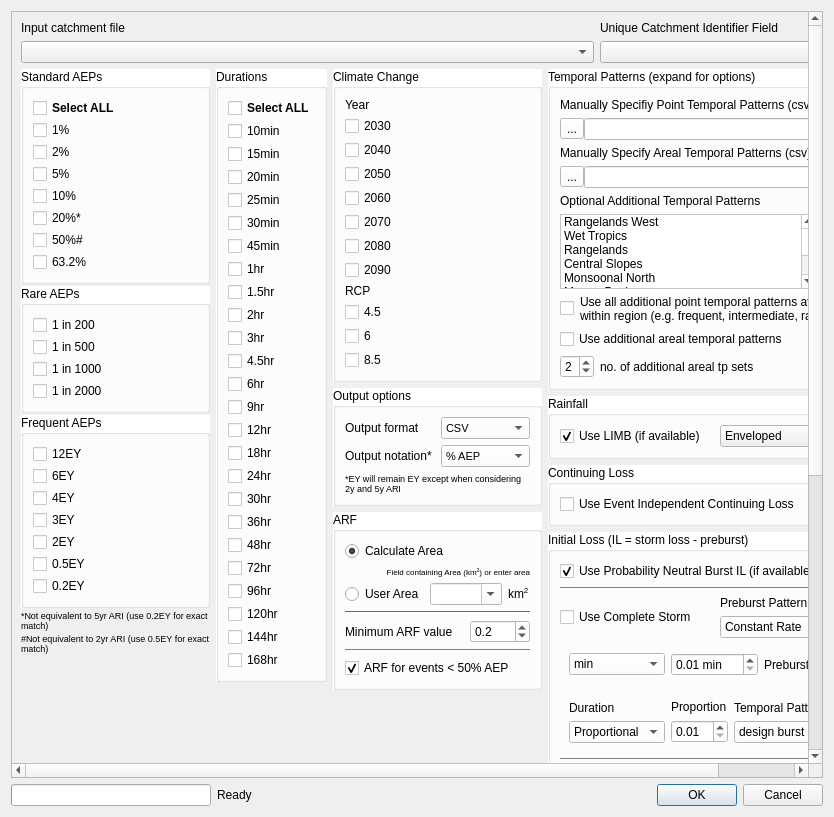
Before: the Qt Designer form tuflow/forms/ui_tuflowqgis_arr2016.ui in TUFLOW-Support/QGIS-TUFLOW-Plugin, drawn with Qt 5.
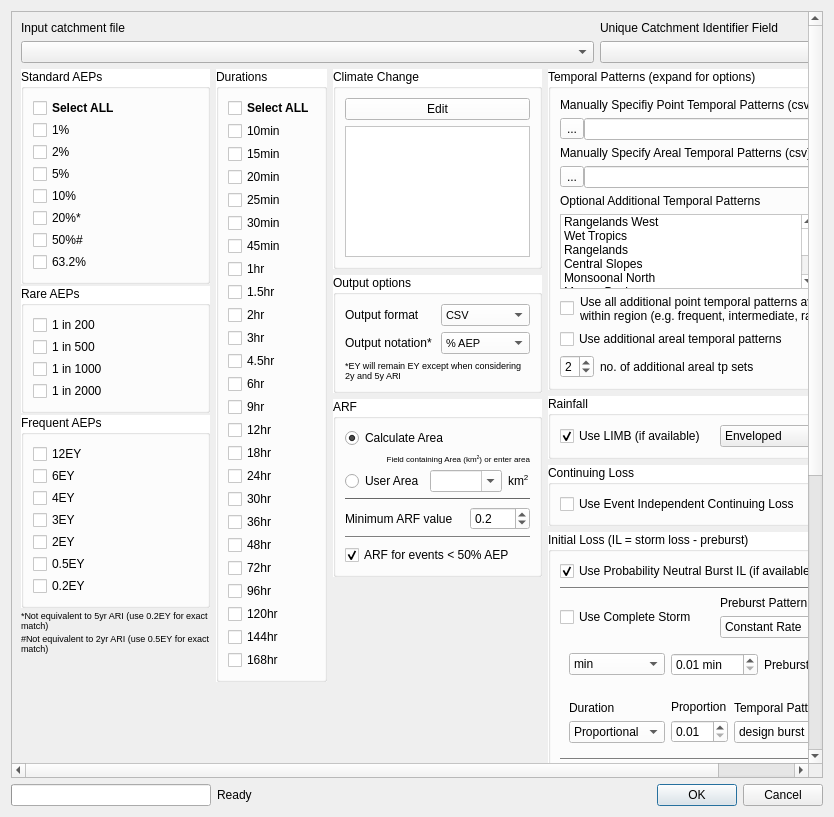
After: the same form once the commit is applied. Custom widgets are drawn as their Qt base class.

What changed in the file:
```diff
--- a/tuflow/forms/ui_tuflowqgis_arr2016.ui
+++ b/tuflow/forms/ui_tuflowqgis_arr2016.ui
@@ -74,9 +74,9 @@
       <property name="geometry">
        <rect>
         <x>0</x>
-        <y>-213</y>
-        <width>795</width>
-        <height>1136</height>
+        <y>0</y>
+        <width>797</width>
+        <height>1123</height>
        </rect>
       </property>
       <layout class="QGridLayout" name="gridLayout_7">
@@ -2434,6 +2434,12 @@
           <layout class="QVBoxLayout" name="verticalLayout_7">
            <item>
             <widget class="QGroupBox" name="groupBox_CC">
+             <property name="maximumSize">
+              <size>
+               <width>16777215</width>
+               <height>200</height>
+              </size>
+             </property>
              <property name="palette">
               <palette>
                <active>
@@ -2883,105 +2889,20 @@
               <string>Climate Change</string>
              </property>
              <layout class="QVBoxLayout" name="verticalLayout_8">
-              <property name="spacing">
-               <number>4</number>
-              </property>
               <item>
-               <widget class="QLabel" name="label_6">
-                <property name="frameShape">
-                 <enum>QFrame::NoFrame</enum>
-                </property>
+               <widget class="QPushButton" name="pbCCEdit">
                 <property name="text">
-                 <string>Year</string>
+                 <string>Edit</string>
                 </property>
                </widget>
               </item>
               <item>
-               <widget class="QCheckBox" name="checkBox_2030">
-                <property name="text">
-                 <string>2030</string>
-                </property>
-               </widget>
-              </item>
-              <item>
-               <widget class="QCheckBox" name="checkBox_2040">
-                <property name="text">
-                 <string>2040</string>
-                </property>
-               </widget>
-              </item>
-              <item>
-               <widget class="QCheckBox" name="checkBox_2050">
-                <property name="text">
-                 <string>2050</string>
-                </property>
-               </widget>
-              </item>
-              <item>
-               <widget class="QCheckBox" name="checkBox_2060">
-                <property name="text">
-                 <string>2060</string>
-                </property>
-               </widget>
-              </item>
-              <item>
-               <widget class="QCheckBox" name="checkBox_2070">
-                <property name="text">
-                 <string>2070</string>
-                </property>
-               </widget>
-              </item>
-              <item>
-               <widget class="QCheckBox" name="checkBox_2080">
-                <property name="text">
-                 <string>2080</string>
-                </property>
-               </widget>
-              </item>
-              <item>
-               <widget class="QCheckBox" name="checkBox_2090">
-                <property name="text">
-                 <string>2090</string>
-                </property>
-               </widget>
-              </item>
-              <item>
-               <widget class="QLabel" name="label_7">
-                <property name="minimumSize">
+               <widget class="QListWidget" name="lwCCScen">
+                <property name="maximumSize">
                  <size>
-                  <width>0</width>
-                  <height>0</height>
+                  <width>16777215</width>
+                  <height>16777215</height>
                  </size>
-                </property>
-                <property name="frameShape">
-                 <enum>QFrame::NoFrame</enum>
-                </property>
-                <property name="text">
-                 <string>RCP</string>
-                </property>
-                <property name="wordWrap">
-                 <bool>true</bool>
-                </property>
-               </widget>
-              </item>
-              <item>
-               <widget class="QCheckBox" name="checkBox_45rcp">
-                <property name="text">
-                 <string>4.5</string>
-                </property>
-               </widget>
-              </item>
-              <item>
-               <widget class="QCheckBox" name="checkBox_6rcp">
-                <property name="text">
-                 <string>6</string>
-                </property>
-               </widget>
-              </item>
-              <item>
-               <widget class="QCheckBox" name="checkBox_85rcp">
-                <property name="text">
-                 <string>8.5</string>
                 </property>
                </widget>
               </item>
@@ -2990,6 +2911,12 @@
            </item>
            <item>
             <widget class="QGroupBox" name="groupBox_output">
+             <property name="maximumSize">
+              <size>
+               <width>16777215</width>
+               <height>16777215</height>
+              </size>
+             </property>
              <property name="palette">
               <palette>
                <active>
@@ -3535,6 +3462,12 @@
            </item>
            <item>
             <widget class="QGroupBox" name="groupBox_ARF">
+             <property name="maximumSize">
+              <size>
+               <width>16777215</width>
+               <height>16777215</height>
+              </size>
+             </property>
              <property name="palette">
               <palette>
                <active>
@@ -4560,6 +4493,19 @@
              </layout>
             </widget>
            </item>
+           <item>
+            <spacer name="verticalSpacer_4">
+             <property name="orientation">
+              <enum>Qt::Vertical</enum>
+             </property>
+             <property name="sizeHint" stdset="0">
+              <size>
+               <width>20</width>
+               <height>0</height>
+              </size>
+             </property>
+            </spacer>
+           </item>
           </layout>
          </item>
          <item row="0" column="1" rowspan="2">
@@ -7259,19 +7205,6 @@
            </property>
           </spacer>
          </item>
-         <item row="1" column="0" rowspan="2">
-          <spacer name="verticalSpacer_4">
-           <property name="orientation">
-            <enum>Qt::Vertical</enum>
-           </property>
-           <property name="sizeHint" stdset="0">
-            <size>
-             <width>20</width>
-             <height>0</height>
-            </size>
-           </property>
-          </spacer>
-         </item>
         </layout>
        </item>
        <item row="4" column="0">
```
